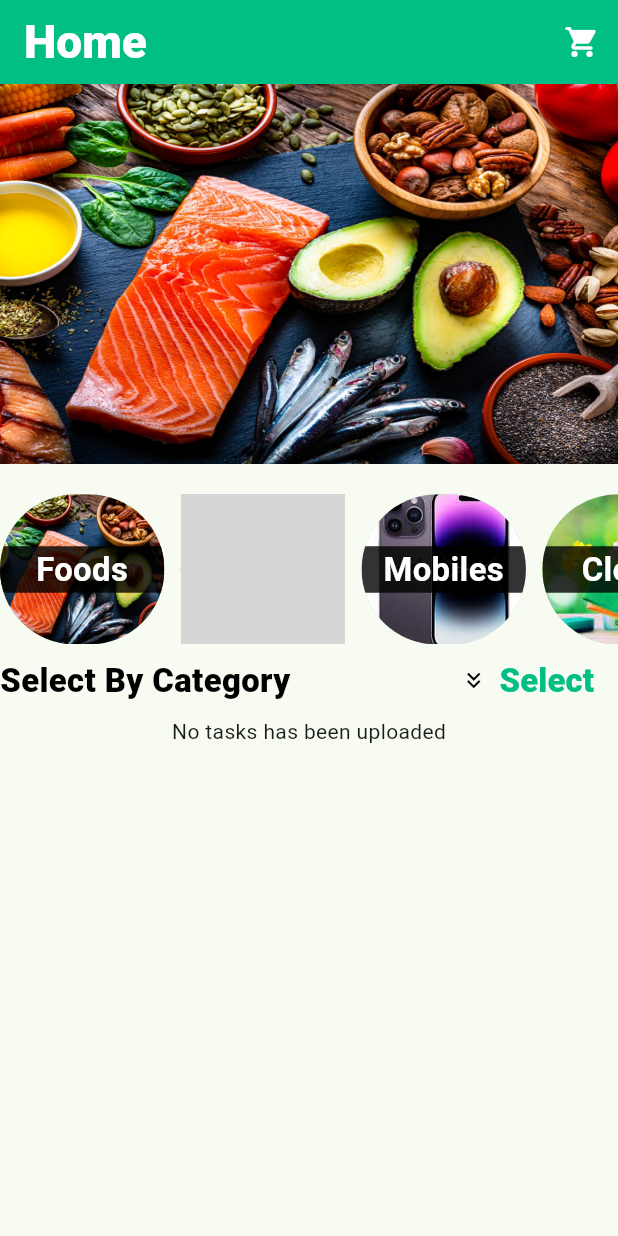
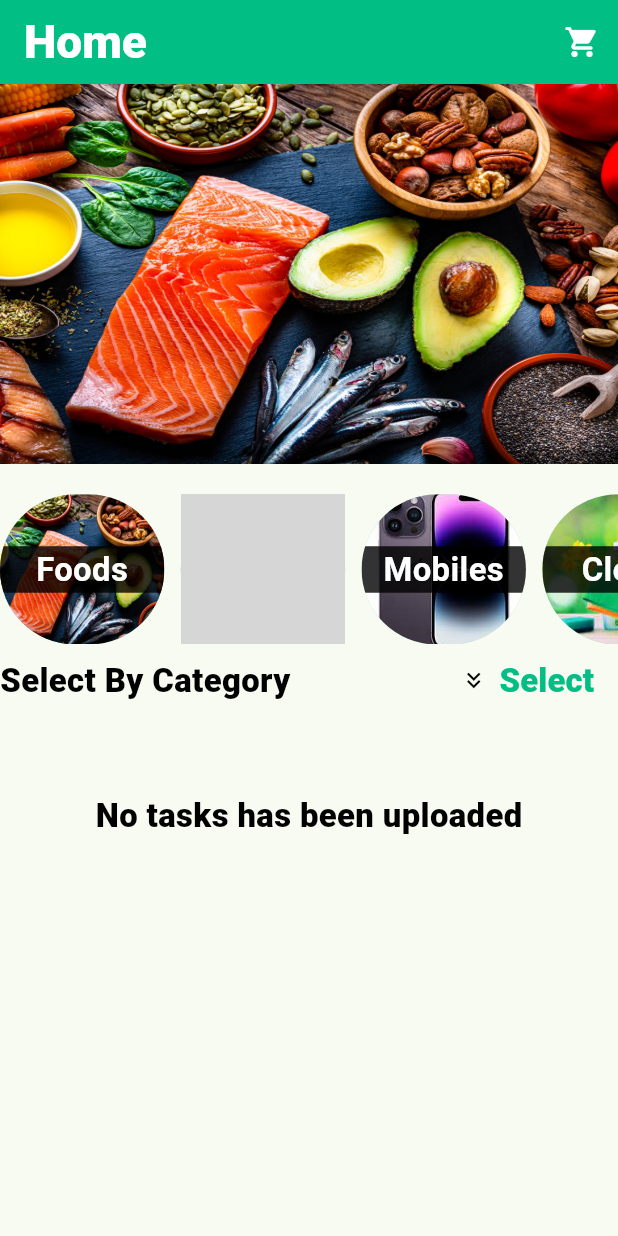
Before and after one commit to MahmoudDabour1/Shopping-Application, a Flutter app: the HomeScreen screen opened directly, on a phone screen of 412 x 824 dp. Run offline on Flutter 3.47's test engine with Material 2 defaults, Android fonts, the phone set to English and light mode, and no system bars; drawn by our look-alikes of carousel_slider; our stand-ins replace awesome_dialog, cached_network_image, cloud_firestore, firebase_auth, firebase_core, firebase_storage and 6 more; missing offline and left inert: bottom_bar_matu; accounts and stored records are empty; grey boxes are pictures that could not be loaded.

Commit message:
third commit

```diff
--- a/lib/core/string_manager.dart
+++ b/lib/core/string_manager.dart
@@ -27,6 +27,7 @@ class StringManager {
   static const productCategory ="Product Category";
   static const addProducts ="Add Product ";
   static const category ="Category";
+  static const terms ="Terms and Conditions\nWelcome to Website Name!\nThese terms and conditions outline the rules and regulations for the use of Company Name's Website, located at Website.com.\nBy accessing this website we assume you accept these terms and conditions. Do not continue to use Website Name if you do not agree to take all of the terms and conditions stated on this page.\nThe following terminology applies to these Terms and Conditions, Privacy Statement and Disclaimer Notice and all Agreements: “Client”, “You” and “Your” refers to you, the person log on this website and compliant to the Company's terms and conditions. “The Company”, “Ourselves”, “We”, “Our” and “Us”, refers to our Company. “Party”, “Parties”, or “Us”, refers to both the Client and ourselves. All terms refer to the offer, acceptance and consideration of payment\n necessary to undertake the process of our assistance to the Client in the most appropriate manner for the express purpose of meeting the Client's needs in respect of provision of the Company's\n stated services, in accordance with and subject to, prevailing law of Netherlands. Any use of the above terminology or other words in the singular, plural, capitalization and/or he/she or they, are taken\n as interchangeable and therefore as referring to same.";
   /////////////////////////////////////
   static const onBoardingTitle1 = "Purchase Online !!";
   static const onBoardingTitle2 = "Track order !!";
--- a/lib/main.dart
+++ b/lib/main.dart
@@ -21,6 +21,8 @@ class MyApp extends StatelessWidget {
   Widget build(BuildContext context) {
     return ScreenUtilInit(
         designSize: const Size(376, 813),
+        // minTextAdapt: true,
+        // splitScreenMode: true,
         builder: (context, child) {
       return MaterialApp(
         debugShowCheckedModeBanner: false,
--- a/lib/models/category_model.dart
+++ b/lib/models/category_model.dart
@@ -1,4 +1,3 @@
-
 import 'package:cloud_firestore/cloud_firestore.dart';
 import 'package:flutter/material.dart';
 import 'package:iti_final_project/core/helper_method.dart';
@@ -16,29 +15,40 @@ class CategoryModel {
     required this.onTap,
   });
 }
+
 final cubit = BottomBarCubit.get(context);
 BuildContext? context;
-
+String? category;
 
 List<CategoryModel> model = [
-  CategoryModel(name:"Foods", image: "assets/images/GettyImages-1301412050.webp", onTap: ()async{
-    CollectionReference userRef = FirebaseFirestore.instance.collection("products");
-    await userRef.where("category",isEqualTo: "Foods").get().then((value) => navigatorTo(context: context!, page:const BottomBarScreen() ));
-    print("yes");
+  CategoryModel(
+      name: "Foods",
+      image: "assets/images/GettyImages-1301412050.webp",
+      onTap: () {
+        category = "Foods";
       }),
-  CategoryModel(name:"Laptops", image: "assets/images/lab.webp", onTap: ()async{
-    CollectionReference userRef = FirebaseFirestore.instance.collection("products");
-    await userRef.where("category",isEqualTo: "Laptops").get();
+  CategoryModel(
+      name: "Laptops",
+      image: "assets/images/lab.webp",
+      onTap: () {
+        category = "Laptops";
       }),
-  CategoryModel(name:"Mobiles", image: "assets/images/mobile.jpeg", onTap: ()async{
-    CollectionReference userRef = FirebaseFirestore.instance.collection("products");
-    await userRef.where("category",isEqualTo: "Mobiles").get();
+  CategoryModel(
+      name: "Mobiles",
+      image: "assets/images/mobile.jpeg",
+      onTap: () {
+        category = "Mobiles";
       }),
-  CategoryModel(name:"Clean", image: "assets/images/clean.jpeg", onTap: ()async{
-
+  CategoryModel(
+      name: "Clean",
+      image: "assets/images/clean.jpeg",
+      onTap: () {
+        category = "Clean";
       }),
-  CategoryModel(name:"Books", image: "assets/images/book.jpg", onTap: ()async{
-    CollectionReference userRef = FirebaseFirestore.instance.collection("products");
-    await userRef.where("category",isEqualTo: "Books").get();
+  CategoryModel(
+      name: "Books",
+      image: "assets/images/book.jpg",
+      onTap: () {
+        category = "Books";
       }),
 ];
--- a/lib/screens/home_screen/widgets/grid_view_data.dart
+++ b/lib/screens/home_screen/widgets/grid_view_data.dart
@@ -44,26 +44,37 @@ class _GridDataState extends State<GridData> {
                   Row(
                     mainAxisAlignment: MainAxisAlignment.spaceBetween,
                     children: [
-                      Text("Select By Category ", style: TextStyle(
+                      Text(
+                        "Select By Category ",
+                        style: TextStyle(
                           fontSize: FontSize.s20,
                           color: ColorManager.black,
                           fontWeight: FontWeightManager.bold,
                         ),
                       ),
-                      TextButton.icon(onPressed: (){
+                      TextButton.icon(
+                          onPressed: () {
                             return showTaskCategoryDialog(context, size);
-                      }, icon: Icon(Icons.keyboard_double_arrow_down_outlined,color: ColorManager.black,), label: Text("Select",style: TextStyle(
+                          },
+                          icon: Icon(
+                            Icons.keyboard_double_arrow_down_outlined,
+                            color: ColorManager.black,
+                          ),
+                          label: Text(
+                            "Select",
+                            style: TextStyle(
                               fontSize: FontSize.s20,
                               color: ColorManager.primary,
                               fontWeight: FontWeightManager.bold,
-                      ),))
+                            ),
+                          ))
                     ],
                   ),
                   GridView.count(
                     crossAxisCount: 2,
                     crossAxisSpacing: 3.sp,
                     mainAxisSpacing: 2.sp,
-                    childAspectRatio: 1 / 1.7,
+                    childAspectRatio: 1 / 1.9,
                     physics: const NeverScrollableScrollPhysics(),
                     shrinkWrap: true,
                     children: List.generate(
@@ -82,28 +93,50 @@ class _GridDataState extends State<GridData> {
                 ],
               );
             } else {
-              return  Center(
+              return Center(
                 child: Column(
                   children: [
                     Row(
                       mainAxisAlignment: MainAxisAlignment.spaceBetween,
                       children: [
-                        Text("Select By Category ", style: TextStyle(
+                        Text(
+                          "Select By Category ",
+                          style: TextStyle(
                             fontSize: FontSize.s20,
                             color: ColorManager.black,
                             fontWeight: FontWeightManager.bold,
                           ),
                         ),
-                        TextButton.icon(onPressed: (){
+                        TextButton.icon(
+                            onPressed: () {
                               return showTaskCategoryDialog(context, size);
-                        }, icon: Icon(Icons.keyboard_double_arrow_down_outlined,color: ColorManager.black,), label: Text("Select",style: TextStyle(
+                            },
+                            icon: Icon(
+                              Icons.keyboard_double_arrow_down_outlined,
+                              color: ColorManager.black,
+                            ),
+                            label: Text(
+                              "Select",
+                              style: TextStyle(
                                 fontSize: FontSize.s20,
                                 color: ColorManager.primary,
                                 fontWeight: FontWeightManager.bold,
-                        ),))
+                              ),
+                            ))
                       ],
                     ),
-                    const Center(child: Text('No tasks has been uploaded')),
+                    Padding(
+                      padding: EdgeInsets.only(top: 50.h),
+                      child: Center(
+                          child: Text(
+                        'No tasks has been uploaded',
+                        style: TextStyle(
+                          fontWeight: FontWeightManager.bold,
+                          color: ColorManager.black,
+                          fontSize: FontSize.s20,
+                        ),
+                      )),
+                    ),
                   ],
                 ),
               );
--- a/lib/screens/home_screen/widgets/home_body.dart
+++ b/lib/screens/home_screen/widgets/home_body.dart
@@ -21,7 +21,7 @@ class HomeScreenBody extends StatelessWidget {
             SizedBox(
               height: 20.h,
             ),
-            const SizedBox(height:100,child: SelectByCategory()),
+             SizedBox(height:100,child: SelectByCategory()),
             const GridData(),
           ],
         ),
--- a/lib/screens/home_screen/widgets/select_category.dart
+++ b/lib/screens/home_screen/widgets/select_category.dart
@@ -1,3 +1,4 @@
+import 'package:bottom_bar_matu/utils/app_utils.dart';
 import 'package:flutter/material.dart';
 import 'package:flutter_screenutil/flutter_screenutil.dart';
 import 'package:iti_final_project/models/category_model.dart';
@@ -6,16 +7,19 @@ import '../../../core/color_manager.dart';
 import '../../../core/font_manager.dart';
 
 class SelectByCategory extends StatelessWidget {
-  const SelectByCategory({super.key});
+   SelectByCategory({super.key});
+  String? category;
 
   @override
-  Widget build(BuildContext context) {
+  Widget build(BuildContext context,) {
     return ListView.separated(
         physics: const BouncingScrollPhysics(),
         shrinkWrap: true,
         scrollDirection: Axis.horizontal,
         itemBuilder: (BuildContext context, int index) {
-          return Container(
+          return GestureDetector(
+            onTap: model[index].onTap,
+            child: Container(
               width: 100.w,
               clipBehavior: Clip.antiAlias,
               height: 100.h,
@@ -52,6 +56,7 @@ class SelectByCategory extends StatelessWidget {
                   ],
                 ),
               ),
+            ),
           );
         },
         separatorBuilder: (BuildContext context, int index) {
```
Also changed, not shown: lib/screens/home_screen/widgets/product.dart (+22 -9 lines), lib/screens/login_screen/login_cubit.dart (+5 -3 lines), lib/screens/sign_up_screen/sign_up_cubit.dart (+6 -2 lines), lib/screens/sign_up_screen/widgets/change_widget.dart (+18 -3 lines), pubspec.yaml (+11 -1 lines), assets/images/5465858.png (added), pubspec.lock, 27 other files. Lines whose indentation alone changed are shown as unchanged.
